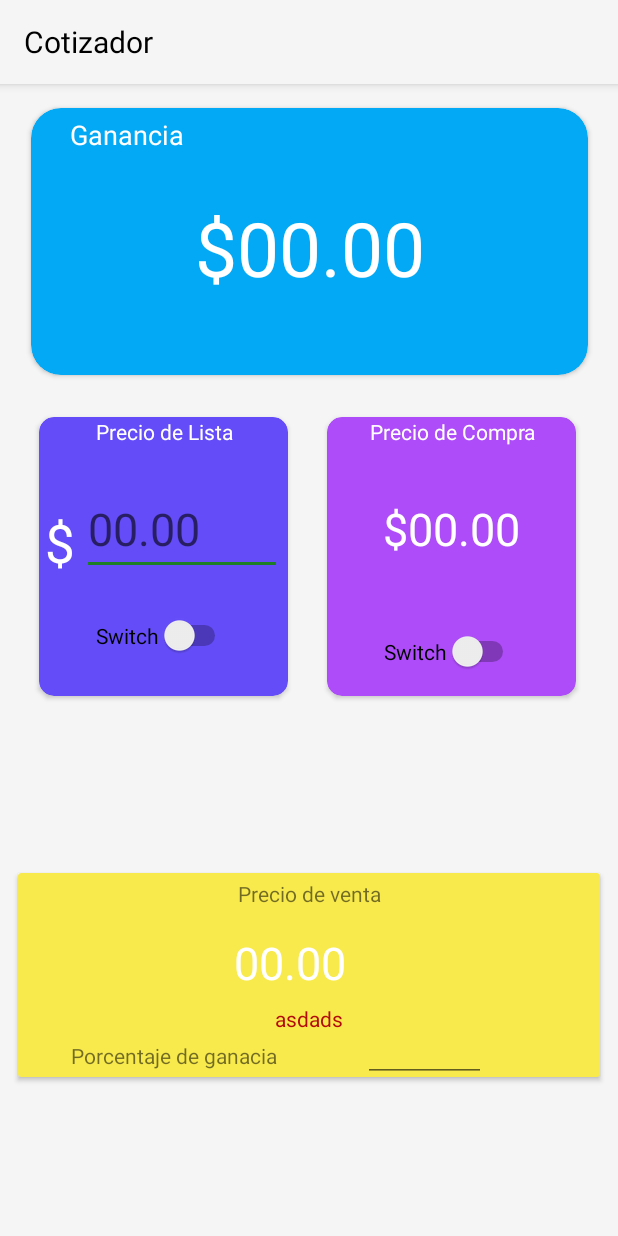
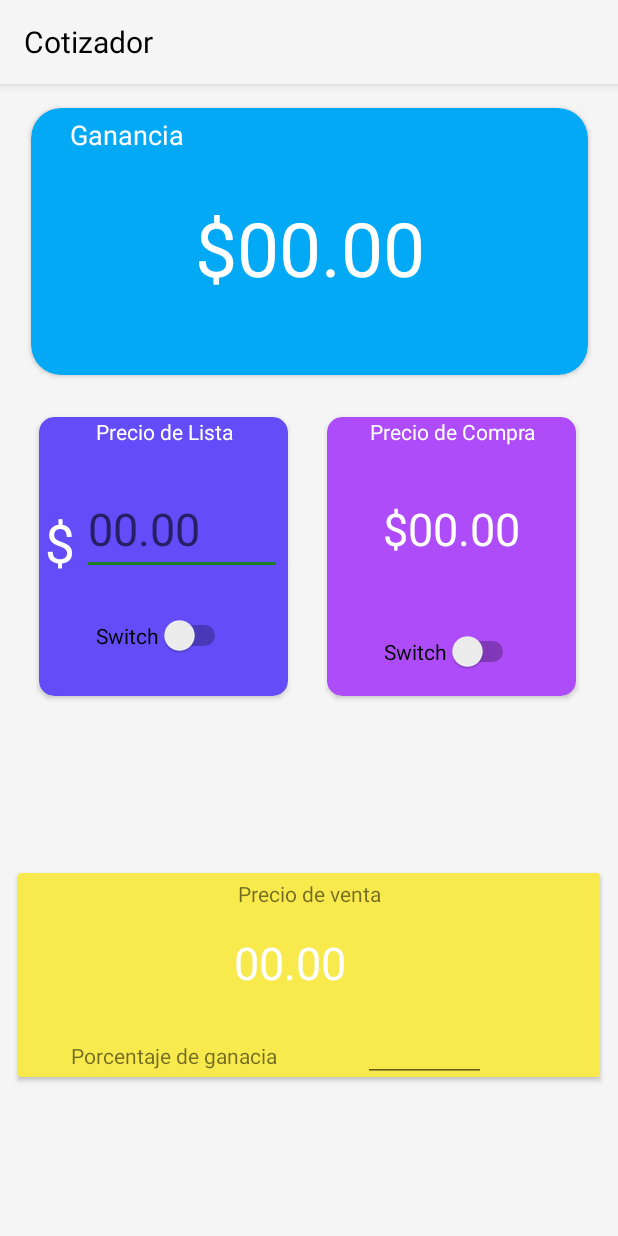
Before and after one commit to ahci21/testappAndroid, an Android app: the Cotizador screen opened directly, with no data from a screen before it, on a phone screen of 412 x 824 dp. Run offline under Robolectric (Android 15) with nearby library versions, the phone set to English and light mode, and no system bars.

Commit message:
Borrado del texto placeholder de hacienda

```diff
--- a/app/src/main/res/layout/activity_cotizador.xml
+++ b/app/src/main/res/layout/activity_cotizador.xml
@@ -168,7 +168,7 @@
                     android:textColor="#B30B0B"
                     app:layout_constraintEnd_toEndOf="parent"
                     android:layout_marginEnd="8dp"
-                    android:text="asdads" android:layout_marginStart="8dp"
+                    android:layout_marginStart="8dp"
                     app:layout_constraintStart_toStartOf="parent" android:layout_marginTop="8dp"
                     app:layout_constraintTop_toBottomOf="@+id/txtVenta"/>
             <TextView
```
